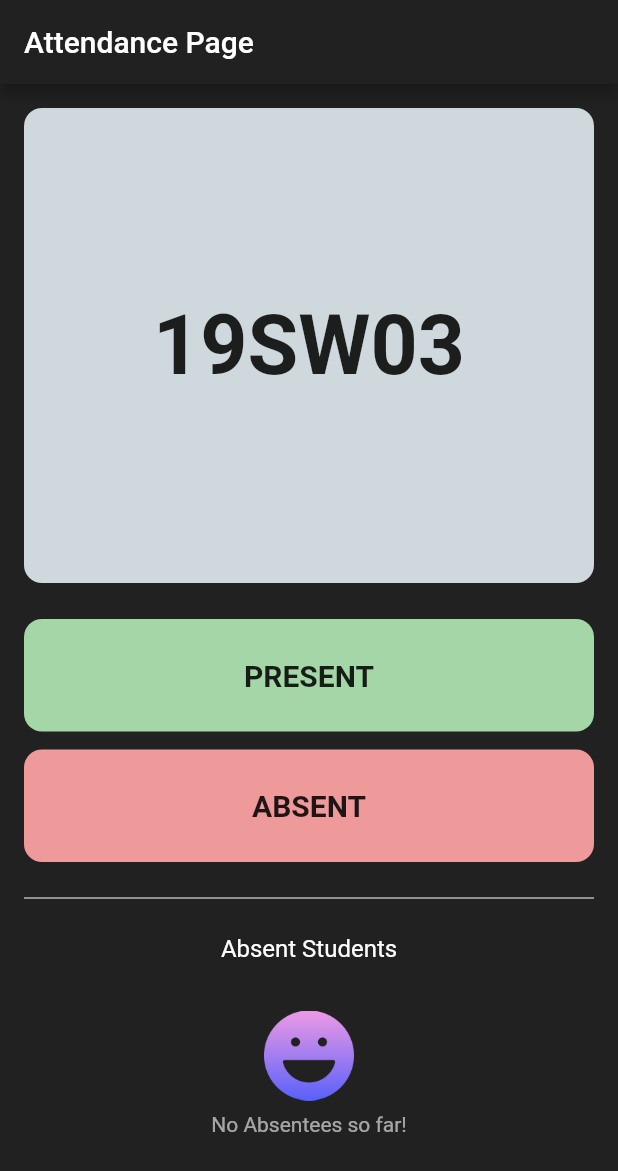
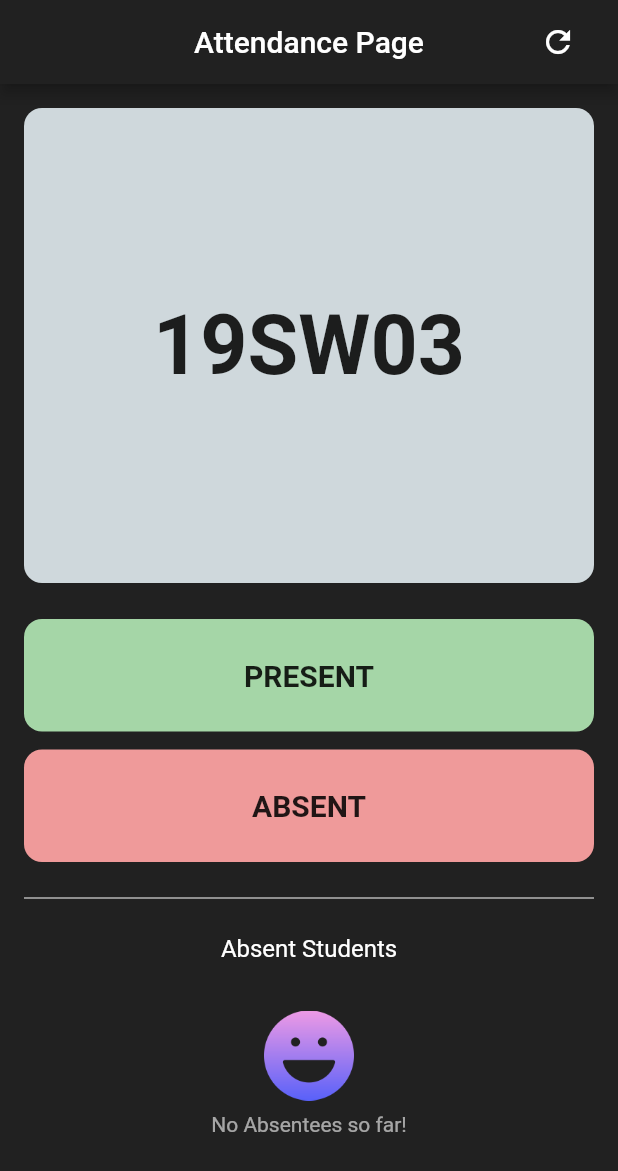
Before and after one commit to rashidwassan/muet-attendance-taking-app, a Flutter app: the screen it shows after launch, after a tap on "PRESENT", on a phone screen of 412 x 824 dp. Shown: the top 1171 px of the screen. Run offline on Flutter 3.47's test engine with Material 2 defaults, Android fonts, the phone set to English and light mode, and no system bars; our stand-ins replace google_fonts; missing offline and left inert: clipboard.

Commit message:
add attendance retake functionality

```diff
--- a/lib/providers/students_list_provider.dart
+++ b/lib/providers/students_list_provider.dart
@@ -24,8 +24,8 @@ class StudentListProvider with ChangeNotifier {
   ];
 
   // integers for storing the indices of absentees
-  final List<int> _presentStudents = [];
-  final List<int> _absentStudents = [];
+  List<int> _presentStudents = [];
+  List<int> _absentStudents = [];
 
   int get currentStudent => _currentStudent;
   List<String> get allStudents => _allStudents;
@@ -35,7 +35,6 @@ class StudentListProvider with ChangeNotifier {
   void addToPresentsList() {
     if (currentStudent == allStudents.length - 1) return;
     _presentStudents.add(currentStudent);
-    print(_presentStudents.length);
     _currentStudent++;
     notifyListeners();
   }
@@ -50,8 +49,16 @@ class StudentListProvider with ChangeNotifier {
   String getRollsOfAbsentees() {
     String rollNumbers = '';
     for (int i = 0; i < _absentStudents.length; i++) {
-      rollNumbers += _allStudents[_absentStudents[i]] + ', ';
+      // ignore: use_string_buffers
+      rollNumbers += '${_allStudents[_absentStudents[i]]}, ';
     }
     return rollNumbers;
   }
+
+  void retakeAttendance() {
+    _currentStudent = 0;
+    _absentStudents = [];
+    _presentStudents = [];
+    notifyListeners();
+  }
 }
--- a/lib/screens/attendance_page.dart
+++ b/lib/screens/attendance_page.dart
@@ -1,5 +1,6 @@
 import 'dart:math';
 
+import 'package:attendance_app/components/dialogs.dart';
 import 'package:attendance_app/components/main_button.dart';
 import 'package:attendance_app/constants/images.dart';
 import 'package:attendance_app/providers/students_list_provider.dart';
@@ -45,8 +46,20 @@ class _AttendancePageState extends State<AttendancePage> {
     return Scaffold(
       backgroundColor: Colors.grey.shade900,
       appBar: AppBar(
+        centerTitle: true,
         backgroundColor: Colors.grey.shade900,
         title: const Text('Attendance Page'),
+        actions: [
+          IconButton(
+            onPressed: () {
+              showRetakeConfirmationDialog(context);
+            },
+            icon: const Icon(Icons.refresh),
+          ),
+          const SizedBox(
+            width: 16,
+          )
+        ],
       ),
       body: Padding(
         padding: const EdgeInsets.all(16.0),
```
Also changed, not shown: lib/components/dialogs.dart (added, +67 -0 lines).
